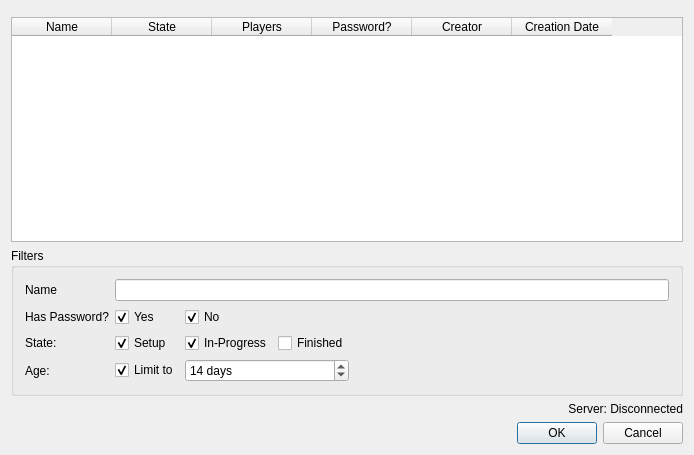
randovania/randovania, file randovania/gui/ui_files/multiplayer_session_browser_dialog.ui: the form before one commit.
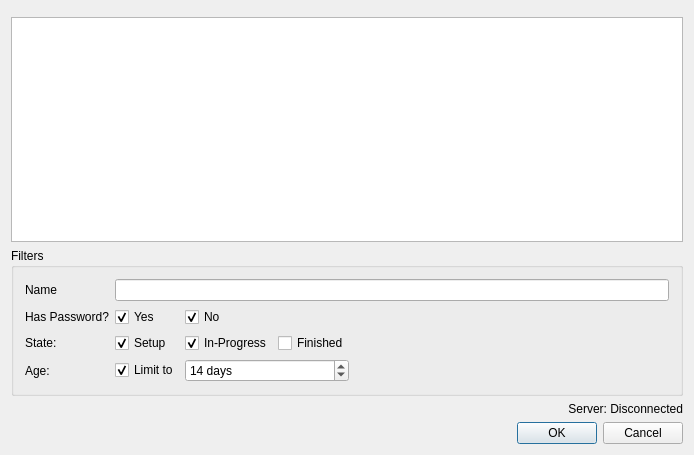
The form after the commit.

Commit message: Fix sorting in OnlineGameListDialog

```diff
--- a/randovania/gui/ui_files/multiplayer_session_browser_dialog.ui
+++ b/randovania/gui/ui_files/multiplayer_session_browser_dialog.ui
@@ -18,7 +18,7 @@
     <widget class="QMenuBar" name="menu_bar"/>
    </item>
    <item>
-    <widget class="QTableWidget" name="table_widget">
+    <widget class="QTableView" name="table_widget">
      <property name="editTriggers">
       <set>QAbstractItemView::NoEditTriggers</set>
      </property>
@@ -34,39 +34,9 @@
      <property name="sortingEnabled">
       <bool>true</bool>
      </property>
-     <attribute name="verticalHeaderVisible">
-      <bool>false</bool>
+     <attribute name="verticalHeaderDefaultSectionSize">
+      <number>14</number>
      </attribute>
-     <column>
-      <property name="text">
-       <string>Name</string>
-      </property>
-     </column>
-     <column>
-      <property name="text">
-       <string>State</string>
-      </property>
-     </column>
-     <column>
-      <property name="text">
-       <string>Players</string>
-      </property>
-     </column>
-     <column>
-      <property name="text">
-       <string>Password?</string>
-      </property>
-     </column>
-     <column>
-      <property name="text">
-       <string>Creator</string>
-      </property>
-     </column>
-     <column>
-      <property name="text">
-       <string>Creation Date</string>
-      </property>
-     </column>
     </widget>
    </item>
    <item>
```
The commit also changes 2 other files.
